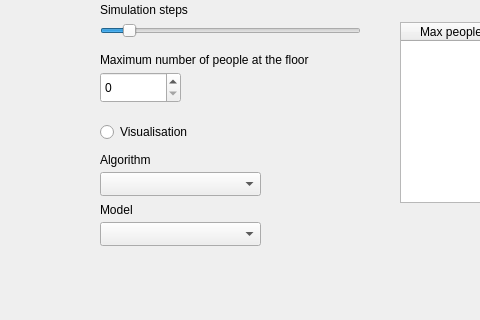
First picture: the form in simulation/gui/config.ui, repository matrochanowski/elevator-project, before the edit; both pictures show x 0 to 480 and y 128 to 448 of the 800 by 600 pixel window.
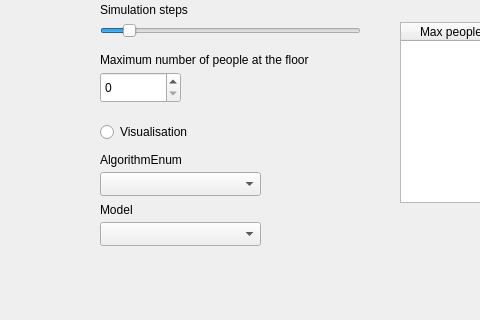
Second picture: the form after the edit.

What changed in the file:
```diff
--- a/simulation/gui/config.ui
+++ b/simulation/gui/config.ui
@@ -262,7 +262,7 @@
        </rect>
       </property>
       <property name="text">
-       <string>Algorithm</string>
+       <string>AlgorithmEnum</string>
       </property>
      </widget>
      <widget class="QLabel" name="label_6">
```
